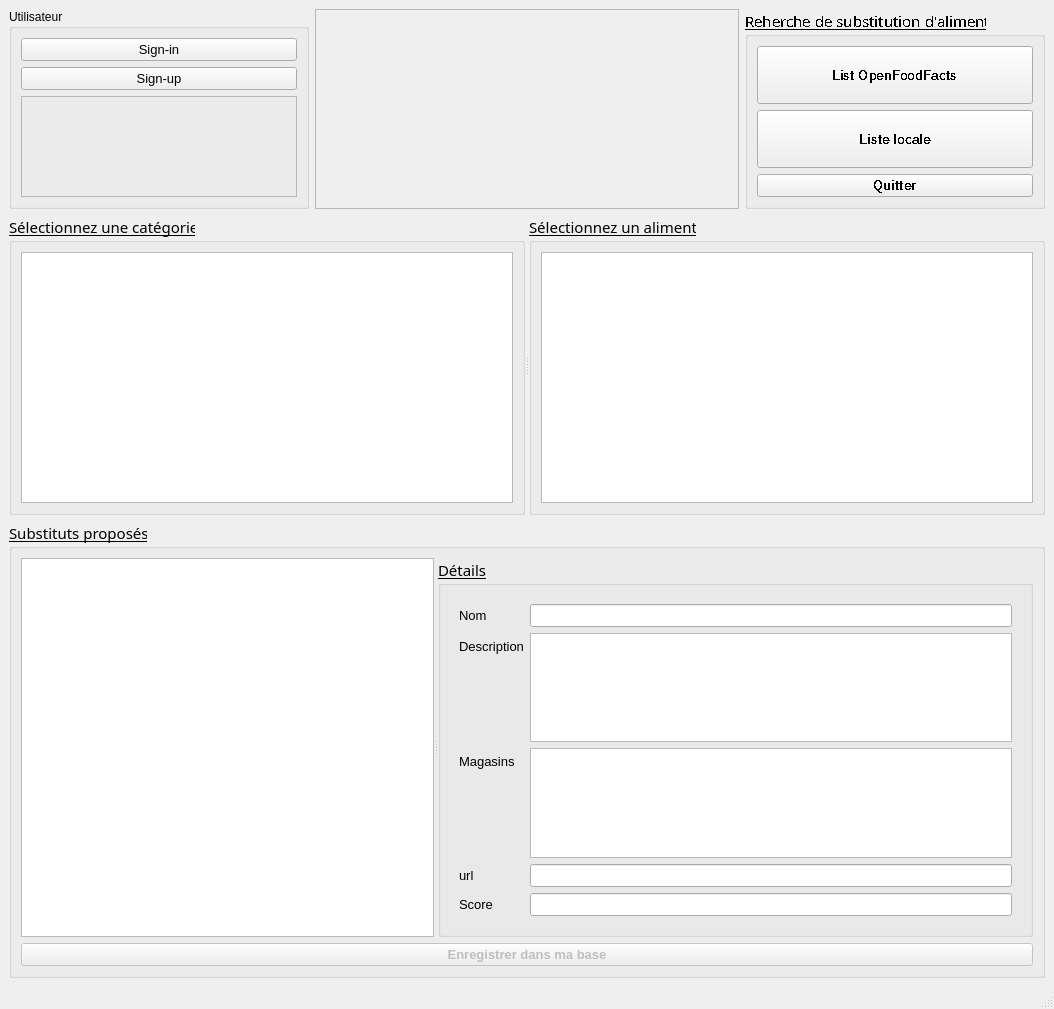
The window that ui/mainwindow.ui (jerome-diver/OC-openFoodFacts) describes before a commit, drawn with Qt 5.
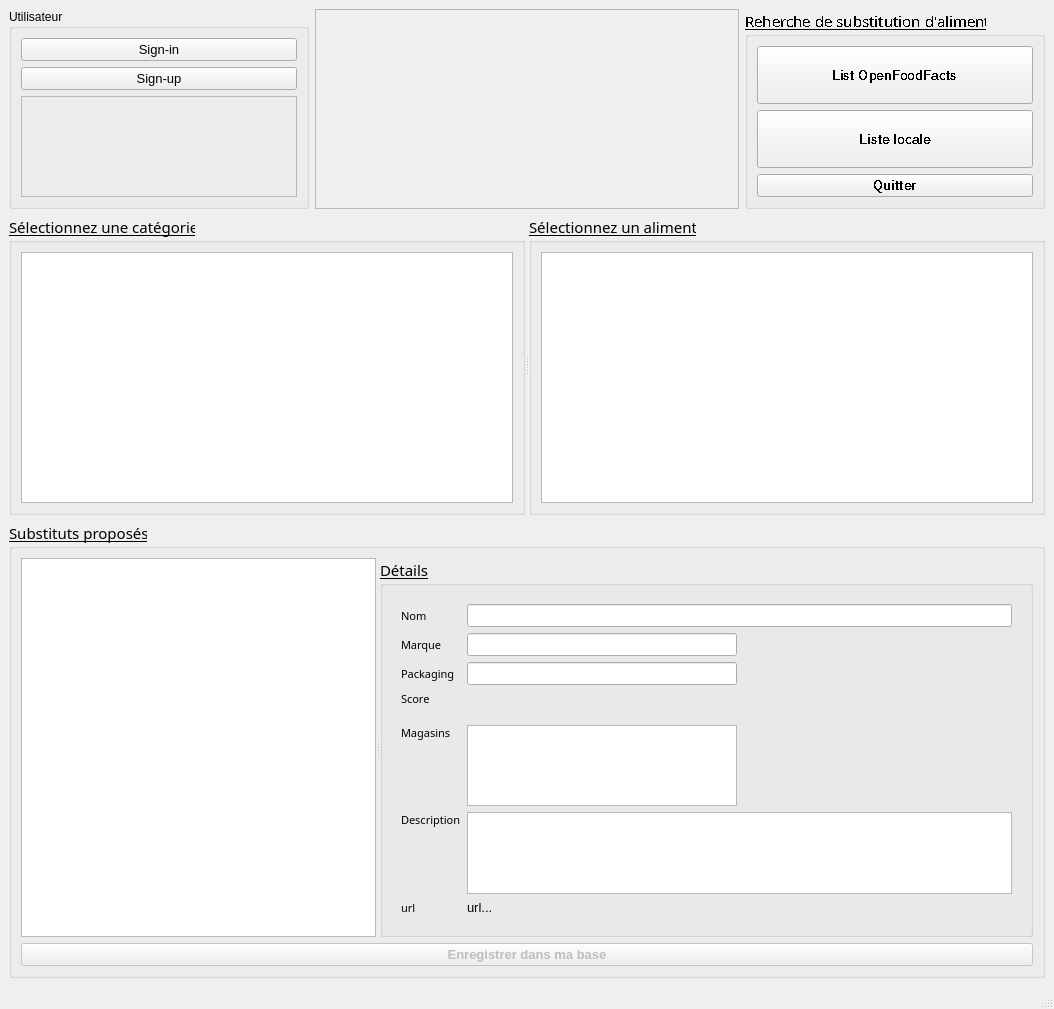
The same window after the commit. Icons and pictures are not drawn.

Commit message: openfoodfacts ode call better gestion (reset/update view, not model) add nutriscore images for score grade images instead of text separate trheads class inside a module add brand and packaging to details, add ormalization for some dirty API things debug wash model for product shops before to add items change maindindow UI to add brand, packaging and image_thumb of product added method to show or reset views of products details grouped

The edit to the form file:
```diff
--- a/ui/mainwindow.ui
+++ b/ui/mainwindow.ui
@@ -336,7 +336,14 @@
          <property name="orientation">
           <enum>Qt::Horizontal</enum>
          </property>
-         <widget class="QTableView" name="substitutes_list"/>
+         <widget class="QTableView" name="substitutes_list">
+          <property name="font">
+           <font>
+            <pointsize>10</pointsize>
+            <underline>false</underline>
+           </font>
+          </property>
+         </widget>
          <widget class="QGroupBox" name="substitute_selected_grp">
           <property name="font">
            <font>
@@ -351,86 +358,87 @@
           <layout class="QVBoxLayout" name="verticalLayout_5">
            <item>
             <widget class="QWidget" name="substitute_widget" native="true">
-             <layout class="QFormLayout" name="formLayout">
-              <item row="0" column="0">
-               <widget class="QLabel" name="label_nom">
-                <property name="font">
-                 <font>
-                  <family>Ubuntu</family>
-                  <pointsize>10</pointsize>
-                  <underline>false</underline>
-                 </font>
-                </property>
-                <property name="text">
-                 <string>Nom</string>
-                </property>
-               </widget>
-              </item>
-              <item row="0" column="1">
-               <widget class="QLineEdit" name="substitute_name">
-                <property name="font">
-                 <font>
-                  <family>Ubuntu</family>
-                  <pointsize>10</pointsize>
-                  <underline>false</underline>
-                 </font>
-                </property>
-                <property name="readOnly">
-                 <bool>true</bool>
-                </property>
-               </widget>
-              </item>
+             <property name="accessibleName">
+              <string notr="true"/>
+             </property>
+             <layout class="QGridLayout" name="gridLayout">
               <item row="1" column="0">
+               <widget class="QLabel" name="label_brand">
+                <property name="font">
+                 <font>
+                  <family>Ubuntu Condensed</family>
+                  <pointsize>8</pointsize>
+                  <underline>false</underline>
+                 </font>
+                </property>
+                <property name="text">
+                 <string>Marque</string>
+                </property>
+               </widget>
+              </item>
+              <item row="7" column="1" colspan="2">
+               <widget class="QTextEdit" name="product_description">
+                <property name="font">
+                 <font>
+                  <family>Ubuntu</family>
+                  <pointsize>10</pointsize>
+                  <underline>false</underline>
+                 </font>
+                </property>
+                <property name="acceptDrops">
+                 <bool>false</bool>
+                </property>
+                <property name="autoFillBackground">
+                 <bool>false</bool>
+                </property>
+                <property name="readOnly">
+                 <bool>true</bool>
+                </property>
+               </widget>
+              </item>
+              <item row="7" column="0">
                <widget class="QLabel" name="label_description">
                 <property name="font">
                  <font>
-                  <family>Ubuntu</family>
-                  <pointsize>10</pointsize>
+                  <family>Ubuntu Condensed</family>
+                  <pointsize>8</pointsize>
                   <underline>false</underline>
                  </font>
                 </property>
+                <property name="lineWidth">
+                 <number>-1</number>
+                </property>
                 <property name="text">
                  <string>Description</string>
                 </property>
+                <property name="alignment">
+                 <set>Qt::AlignLeading|Qt::AlignLeft|Qt::AlignTop</set>
+                </property>
                </widget>
               </item>
-              <item row="2" column="0">
+              <item row="6" column="0">
                <widget class="QLabel" name="label_shops">
                 <property name="font">
                  <font>
-                  <family>Ubuntu</family>
-                  <pointsize>10</pointsize>
+                  <family>Ubuntu Condensed</family>
+                  <pointsize>8</pointsize>
                   <underline>false</underline>
                  </font>
                 </property>
                 <property name="text">
                  <string>Magasins</string>
                 </property>
-               </widget>
-              </item>
-              <item row="1" column="1">
-               <widget class="QTextEdit" name="substitute_description">
-                <property name="font">
-                 <font>
-                  <family>Ubuntu</family>
-                  <pointsize>10</pointsize>
-                  <underline>false</underline>
-                 </font>
+                <property name="alignment">
+                 <set>Qt::AlignLeading|Qt::AlignLeft|Qt::AlignTop</set>
                 </property>
-                <property name="autoFillBackground">
-                 <bool>false</bool>
-                </property>
-                <property name="readOnly">
-                 <bool>true</bool>
-                </property>
                </widget>
               </item>
-              <item row="3" column="0">
+              <item row="8" column="0">
                <widget class="QLabel" name="label_url">
                 <property name="font">
                  <font>
-                  <family>Ubuntu</family>
-                  <pointsize>10</pointsize>
+                  <family>Ubuntu Condensed</family>
+                  <pointsize>8</pointsize>
                   <underline>false</underline>
                  </font>
                 </property>
@@ -439,12 +447,59 @@
                 </property>
                </widget>
               </item>
-              <item row="3" column="1">
-               <widget class="QLineEdit" name="substitute_url">
+              <item row="8" column="1">
+               <widget class="QLabel" name="product_url">
+                <property name="sizePolicy">
+                 <sizepolicy hsizetype="Expanding" vsizetype="Fixed">
+                  <horstretch>0</horstretch>
+                  <verstretch>0</verstretch>
+                 </sizepolicy>
+                </property>
                 <property name="font">
                  <font>
                   <family>Ubuntu</family>
                   <pointsize>10</pointsize>
+                  <underline>false</underline>
+                 </font>
+                </property>
+                <property name="text">
+                 <string>url...</string>
+                </property>
+               </widget>
+              </item>
+              <item row="0" column="0">
+               <widget class="QLabel" name="label_nom">
+                <property name="font">
+                 <font>
+                  <family>Ubuntu Condensed</family>
+                  <pointsize>8</pointsize>
+                  <underline>false</underline>
+                 </font>
+                </property>
+                <property name="text">
+                 <string>Nom</string>
+                </property>
+               </widget>
+              </item>
+              <item row="6" column="1">
+               <widget class="QListView" name="product_shops">
+                <property name="font">
+                 <font>
+                  <family>Ubuntu</family>
+                  <pointsize>10</pointsize>
+                  <underline>false</underline>
+                 </font>
+                </property>
+               </widget>
+              </item>
+              <item row="0" column="1" colspan="2">
+               <widget class="QLineEdit" name="product_name">
+                <property name="font">
+                 <font>
+                  <family>Ubuntu</family>
+                  <pointsize>10</pointsize>
+                  <weight>75</weight>
+                  <bold>true</bold>
                   <underline>false</underline>
                  </font>
                 </property>
@@ -453,12 +508,12 @@
                 </property>
                </widget>
               </item>
-              <item row="4" column="0">
+              <item row="3" column="0">
                <widget class="QLabel" name="label_score">
                 <property name="font">
                  <font>
-                  <family>Ubuntu</family>
-                  <pointsize>10</pointsize>
+                  <family>Ubuntu Condensed</family>
+                  <pointsize>8</pointsize>
                   <underline>false</underline>
                  </font>
                 </property>
@@ -467,8 +522,22 @@
                 </property>
                </widget>
               </item>
-              <item row="4" column="1">
-               <widget class="QLineEdit" name="substitute_score">
+              <item row="2" column="0">
+               <widget class="QLabel" name="label_packaging">
+                <property name="font">
+                 <font>
+                  <family>Ubuntu Condensed</family>
+                  <pointsize>8</pointsize>
+                  <underline>false</underline>
+                 </font>
+                </property>
+                <property name="text">
+                 <string>Packaging</string>
+                </property>
+               </widget>
+              </item>
+              <item row="1" column="1">
+               <widget class="QLineEdit" name="product_brand">
                 <property name="font">
                  <font>
                   <family>Ubuntu</family>
@@ -476,13 +545,69 @@
                   <underline>false</underline>
                  </font>
                 </property>
-                <property name="readOnly">
-                 <bool>true</bool>
-                </property>
                </widget>
               </item>
               <item row="2" column="1">
-               <widget class="QListView" name="substitute_shops"/>
+               <widget class="QLineEdit" name="product_packaging">
+                <property name="font">
+                 <font>
+                  <family>Ubuntu</family>
+                  <pointsize>10</pointsize>
+                  <underline>false</underline>
+                 </font>
+                </property>
+               </widget>
+              </item>
+              <item row="1" column="2" rowspan="6">
+               <widget class="QLabel" name="product_img_thumb">
+                <property name="sizePolicy">
+                 <sizepolicy hsizetype="Expanding" vsizetype="Expanding">
+                  <horstretch>0</horstretch>
+                  <verstretch>0</verstretch>
+                 </sizepolicy>
+                </property>
+                <property name="minimumSize">
+                 <size>
+                  <width>100</width>
+                  <height>0</height>
+                 </size>
+                </property>
+                <property name="font">
+                 <font>
+                  <pointsize>10</pointsize>
+                  <underline>false</underline>
+                 </font>
+                </property>
+                <property name="accessibleName">
+                 <string notr="true"/>
+                </property>
+                <property name="autoFillBackground">
+                 <bool>false</bool>
+                </property>
+                <property name="styleSheet">
+                 <string notr="true">border-image: url(:/images/assets/images/off logo_thumb.png);</string>
+                </property>
+                <property name="text">
+                 <string/>
+                </property>
+                <property name="alignment">
+                 <set>Qt::AlignCenter</set>
+                </property>
+               </widget>
+              </item>
+              <item row="3" column="1">
+               <widget class="QLabel" name="product_score">
+                <property name="font">
+                 <font>
+                  <family>Ubuntu</family>
+                  <pointsize>10</pointsize>
+                  <underline>false</underline>
+                 </font>
+                </property>
+                <property name="text">
+                 <string/>
+                </property>
+               </widget>
               </item>
              </layout>
             </widget>
```
The commit also changes 16 other files.
